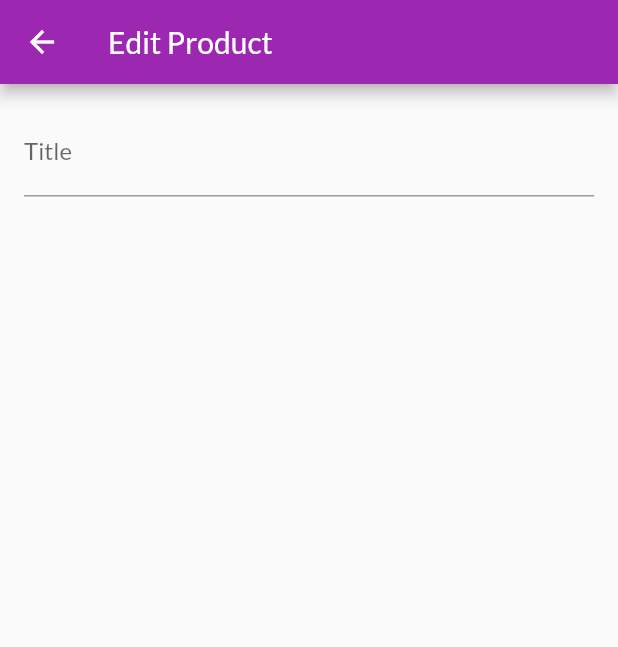
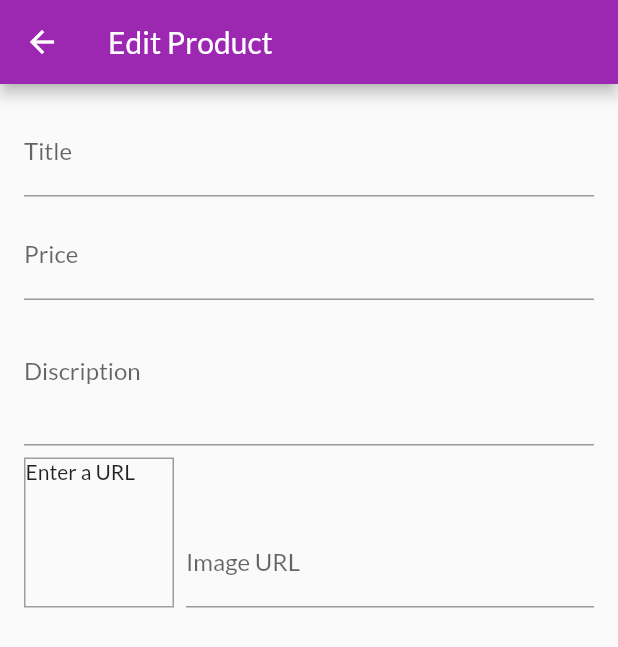
Before and after one commit to LokmanHossen/ShopApp_Flutter, a Flutter app: the EditProductScreen screen opened by its route, on a phone screen of 412 x 824 dp. Shown: the top 647 px of the screen. Run offline on Flutter 3.47's test engine with Material 2 defaults, Android fonts, the phone set to English and light mode, and no system bars; network calls fail.

Commit message:
Add user EditTextFormField

```diff
--- a/lib/screen/edit_product_screen.dart
+++ b/lib/screen/edit_product_screen.dart
@@ -9,6 +9,33 @@ class EditProductScreen extends StatefulWidget {
 }
 
 class _EditProductScreenState extends State<EditProductScreen> {
+  final _priceFocusNode = FocusNode();
+  final _discriotionFocusNode = FocusNode();
+  final _imageUrlController = TextEditingController();
+  final _imageUrlFocusNote = FocusNode();
+
+  @override
+  void initState() {
+    _imageUrlFocusNote.addListener(_updateImageUrl);
+    super.initState();
+  }
+
+  @override
+  void dispose() {
+    _imageUrlFocusNote.removeListener(_updateImageUrl);
+    _priceFocusNode.dispose();
+    _discriotionFocusNode.dispose();
+    _imageUrlController.dispose();
+    _imageUrlFocusNote.dispose();
+    super.dispose();
+  }
+
+  void _updateImageUrl() {
+    if (!_imageUrlFocusNote.hasFocus) {
+      setState(() {});
+    }
+  }
+
   @override
   Widget build(BuildContext context) {
     return Scaffold(
@@ -22,17 +49,79 @@ class _EditProductScreenState extends State<EditProductScreen> {
           child: ListView(
             children: [
               TextFormField(
-                decoration: InputDecoration(
-                    labelText: 'Title',
-                    hintText: 'type title',
-                    focusedBorder: OutlineInputBorder(
-                      borderRadius: BorderRadius.circular(25.0),
-                      borderSide: BorderSide(
-                        color: Theme.of(context).primaryColor,
+                decoration: const InputDecoration(
+                  labelText: 'Title',
+                  hintText: 'type title',
+                  // focusedBorder: OutlineInputBorder(
+                  //   borderRadius: BorderRadius.circular(25.0),
+                  //   borderSide: BorderSide(
+                  //     color: Theme.of(context).primaryColor,
+                  //   ),
+                  // ),
+                ),
+                textInputAction: TextInputAction.next,
+                onFieldSubmitted: (_) {
+                  FocusScope.of(context).requestFocus(_priceFocusNode);
+                },
+              ),
+              const SizedBox(height: 10),
+              TextFormField(
+                decoration: const InputDecoration(
+                  labelText: 'Price',
+                  hintText: 'Add Price',
+                  // focusedBorder: OutlineInputBorder(
+                  //   borderRadius: BorderRadius.circular(25.0),
+                  //   borderSide: BorderSide(
+                  //     color: Theme.of(context).primaryColor,
+                  //   ),
+                  // ),
+                ),
+                textInputAction: TextInputAction.next,
+                keyboardType: TextInputType.number,
+                focusNode: _priceFocusNode,
+                onFieldSubmitted: (_) {
+                  FocusScope.of(context).requestFocus(_discriotionFocusNode);
+                },
+              ),
+              TextFormField(
+                decoration: const InputDecoration(labelText: 'Discription'),
+                maxLines: 3,
+                keyboardType: TextInputType.multiline,
+                focusNode: _discriotionFocusNode,
+              ),
+              Row(
+                crossAxisAlignment: CrossAxisAlignment.end,
+                children: [
+                  Container(
+                    height: 100,
+                    width: 100,
+                    margin: const EdgeInsets.only(top: 8, right: 8),
+                    decoration: BoxDecoration(
+                      border: Border.all(
+                        width: 1,
+                        color: Colors.grey,
                       ),
-                    )),
-                textInputAction: TextInputAction.next,
-              ),
+                    ),
+                    child: _imageUrlController.text.isEmpty
+                        ? const Text('Enter a URL')
+                        : FittedBox(
+                            fit: BoxFit.cover,
+                            child: Image.network(
+                              _imageUrlController.text,
+                            ),
+                          ),
+                  ),
+                  Expanded(
+                    child: TextFormField(
+                      decoration: const InputDecoration(labelText: 'Image URL'),
+                      keyboardType: TextInputType.url,
+                      textInputAction: TextInputAction.done,
+                      controller: _imageUrlController,
+                      focusNode: _imageUrlFocusNote,
+                    ),
+                  ),
+                ],
+              )
             ],
           ),
         ),
```
